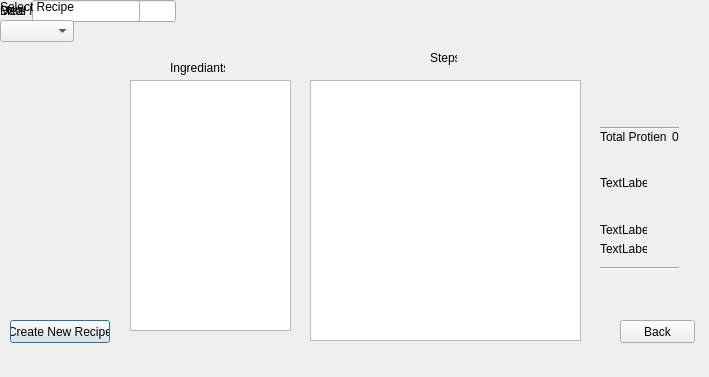
This is mealplanner/createmealwindow.ui in escobaros-dos/mealplanner as Qt 5 draws it before an edit. The edited form follows.
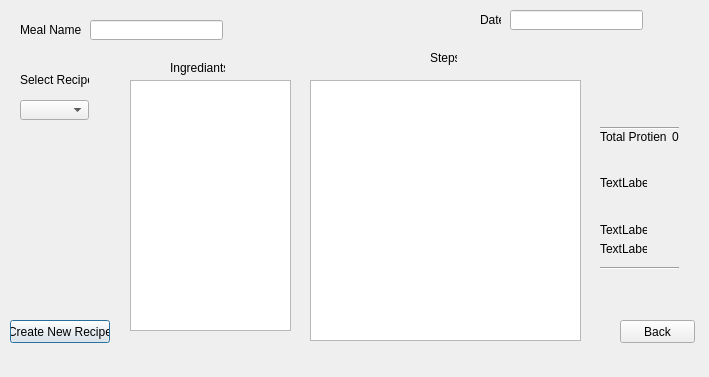
This is the edited form.

Commit message: This push reflects the work I did on thursday which was: fixing the list ingredients duplication on the create recipe window. creating an update function for the nutrition labels to reflect on. various other little tweeks and minor refactoring removed create meal plan button

What changed in the file:
```diff
--- a/mealplanner/createmealwindow.ui
+++ b/mealplanner/createmealwindow.ui
@@ -150,49 +150,7 @@
     </rect>
    </property>
   </widget>
-  <widget class="QWidget" name="">
-   <layout class="QHBoxLayout" name="horizontalLayout">
-    <item>
-     <widget class="QLabel" name="label_4">
-      <property name="text">
-       <string>Meal Name</string>
-      </property>
-     </widget>
-    </item>
-    <item>
-     <widget class="QLineEdit" name="lineEdit_2"/>
-    </item>
-   </layout>
-  </widget>
-  <widget class="QWidget" name="">
-   <layout class="QHBoxLayout" name="horizontalLayout_2">
-    <item>
-     <widget class="QLabel" name="label">
-      <property name="text">
-       <string>Date</string>
-      </property>
-     </widget>
-    </item>
-    <item>
-     <widget class="QLineEdit" name="lineEdit"/>
-    </item>
-   </layout>
-  </widget>
-  <widget class="QWidget" name="">
-   <layout class="QVBoxLayout" name="verticalLayout">
-    <item>
-     <widget class="QLabel" name="label_2">
-      <property name="text">
-       <string>Select Recipe</string>
-      </property>
-     </widget>
-    </item>
-    <item>
-     <widget class="QComboBox" name="SelectRecipeComboBox"/>
-    </item>
-   </layout>
-  </widget>
-  <widget class="QWidget" name="">
+  <widget class="QWidget" name="layoutWidget">
    <property name="geometry">
     <rect>
      <x>600</x>
@@ -218,6 +176,75 @@
     </item>
    </layout>
   </widget>
+  <widget class="QComboBox" name="SelectRecipeComboBox">
+   <property name="geometry">
+    <rect>
+     <x>20</x>
+     <y>100</y>
+     <width>69</width>
+     <height>20</height>
+    </rect>
+   </property>
+  </widget>
+  <widget class="QLabel" name="label_2">
+   <property name="geometry">
+    <rect>
+     <x>20</x>
+     <y>60</y>
+     <width>69</width>
+     <height>39</height>
+    </rect>
+   </property>
+   <property name="text">
+    <string>Select Recipe</string>
+   </property>
+  </widget>
+  <widget class="QLineEdit" name="lineEdit">
+   <property name="geometry">
+    <rect>
+     <x>510</x>
+     <y>10</y>
+     <width>133</width>
+     <height>20</height>
+    </rect>
+   </property>
+  </widget>
+  <widget class="QLabel" name="label">
+   <property name="geometry">
+    <rect>
+     <x>480</x>
+     <y>10</y>
+     <width>21</width>
+     <height>20</height>
+    </rect>
+   </property>
+   <property name="text">
+    <string>Date</string>
+   </property>
+  </widget>
+  <widget class="QLineEdit" name="lineEdit_2">
+   <property name="geometry">
+    <rect>
+     <x>90</x>
+     <y>20</y>
+     <width>133</width>
+     <height>20</height>
+    </rect>
+   </property>
+  </widget>
+  <widget class="QLabel" name="label_4">
+   <property name="geometry">
+    <rect>
+     <x>20</x>
+     <y>20</y>
+     <width>61</width>
+     <height>20</height>
+    </rect>
+   </property>
+   <property name="text">
+    <string>Meal Name</string>
+   </property>
+  </widget>
  </widget>
  <resources/>
  <connections/>
```
The commit also changes 9 other files.
